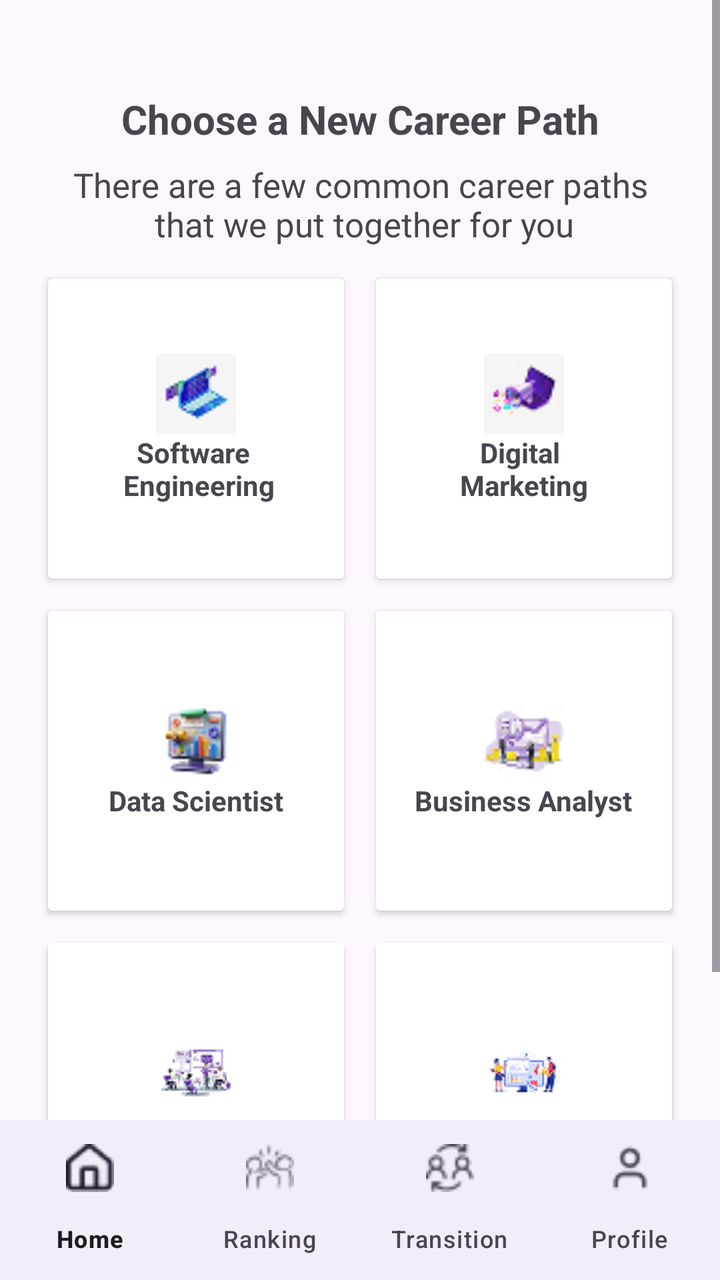
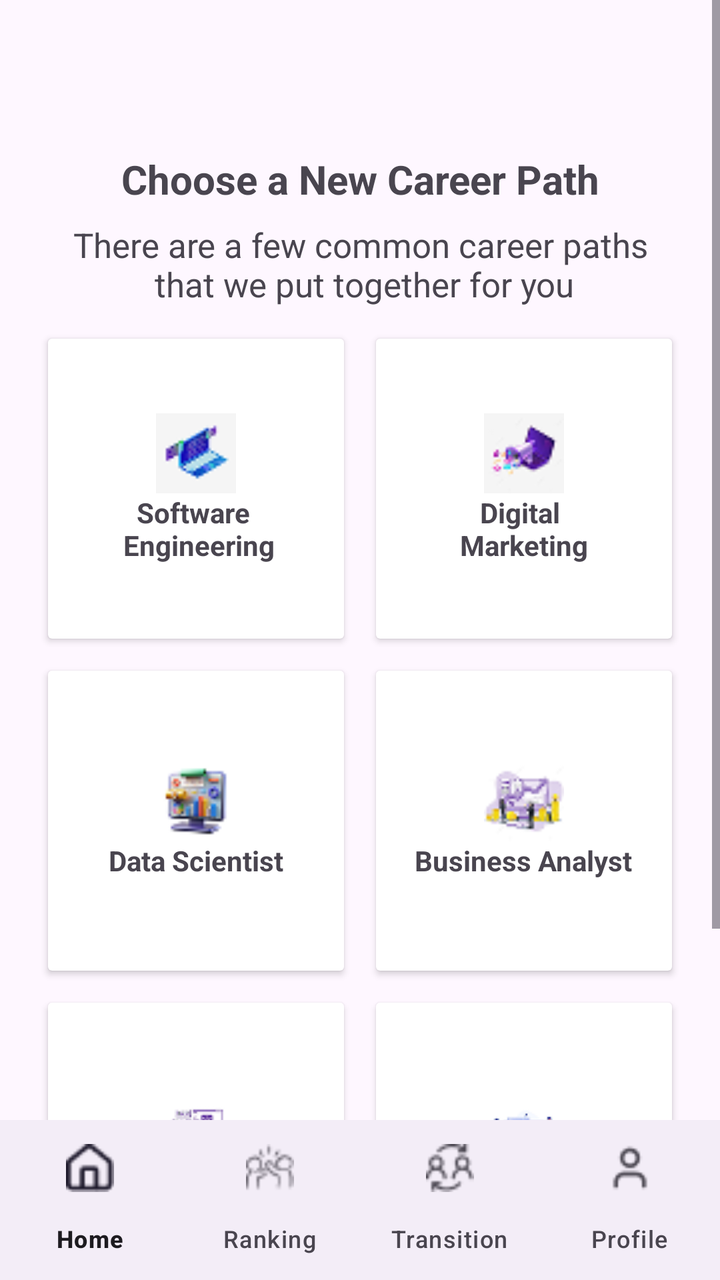

Screens rendered from an Android XML layout before and after an edit, with the pre-edit source and the edit as a unified diff.
<!-- AndroidManifest.xml: application theme Theme.Mind2Career -->
<!-- res/layout/activity_transition_screen.xml -->
<?xml version="1.0" encoding="utf-8"?>
<androidx.constraintlayout.widget.ConstraintLayout
    xmlns:android="http://schemas.android.com/apk/res/android"
    xmlns:app="http://schemas.android.com/apk/res-auto"
    android:layout_width="match_parent"
    android:layout_height="match_parent">

    
    <ScrollView
        android:id="@+id/scrollView"
        android:layout_width="0dp"
        android:layout_height="0dp"
        app:layout_constraintTop_toTopOf="parent"
        app:layout_constraintBottom_toTopOf="@id/bottomNav"
        app:layout_constraintStart_toStartOf="parent"
        app:layout_constraintEnd_toEndOf="parent">

        <LinearLayout
            android:layout_width="match_parent"
            android:layout_height="wrap_content"
            android:orientation="vertical"
            android:padding="16dp">

            
            <TextView
                android:layout_width="match_parent"
                android:layout_height="wrap_content"
                android:text="Choose a New Career Path"
                android:layout_marginTop="30dp"
                android:textSize="20sp"
                android:textStyle="bold"
                android:gravity="center"/>

            
            <TextView
                android:layout_width="match_parent"
                android:layout_height="wrap_content"
                android:textSize="17sp"
                android:text="There are a few common career paths\n that we put together for you"
                android:gravity="center"
                android:padding="8dp"/>

            
            <LinearLayout
                android:layout_width="match_parent"
                android:layout_height="wrap_content"
                android:orientation="horizontal">

                <androidx.cardview.widget.CardView
                    android:id="@+id/cardSoftwareEngineering"
                    android:layout_width="0dp"
                    android:layout_height="150dp"
                    android:layout_weight="1"
                    android:layout_margin="8dp">

                    <LinearLayout
                        android:layout_width="match_parent"
                        android:layout_height="match_parent"
                        android:gravity="center"
                        android:orientation="vertical">

                        <ImageView
                            android:layout_width="40dp"
                            android:layout_height="40dp"
                            android:src="@drawable/laptop"/>

                        <TextView
                            android:layout_width="wrap_content"
                            android:layout_height="wrap_content"
                            android:textStyle="bold"
                            android:text="   Software \n Engineering"/>
                    </LinearLayout>
                </androidx.cardview.widget.CardView>

                <androidx.cardview.widget.CardView
                    android:id="@+id/cardDigitalMarketing"
                    android:layout_width="0dp"
                    android:layout_height="150dp"
                    android:layout_weight="1"
                    android:layout_margin="8dp">

                    <LinearLayout
                        android:layout_width="match_parent"
                        android:layout_height="match_parent"
                        android:gravity="center"
                        android:orientation="vertical">

                        <ImageView
                            android:layout_width="40dp"
                            android:layout_height="40dp"
                            android:src="@drawable/digitalmarketing"/>

                        <TextView
                            android:layout_width="wrap_content"
                            android:layout_height="wrap_content"
                            android:textStyle="bold"
                            android:text="   Digital \nMarketing"/>
                    </LinearLayout>
                </androidx.cardview.widget.CardView>

            </LinearLayout>

            
            <LinearLayout
                android:layout_width="match_parent"
                android:layout_height="wrap_content"
                android:orientation="horizontal">

                <androidx.cardview.widget.CardView
                    android:id="@+id/cardDataScientist"
                    android:layout_width="0dp"
                    android:layout_height="150dp"
                    android:layout_weight="1"
                    android:layout_margin="8dp">

                    <LinearLayout
                        android:layout_width="match_parent"
                        android:layout_height="match_parent"
                        android:gravity="center"
                        android:orientation="vertical">

                        <ImageView
                            android:layout_width="40dp"
                            android:layout_height="40dp"
                            android:src="@drawable/monitor"/>

                        <TextView
                            android:layout_width="wrap_content"
                            android:layout_height="wrap_content"
                            android:textStyle="bold"
                            android:text="Data Scientist"/>
                    </LinearLayout>
                </androidx.cardview.widget.CardView>

                <androidx.cardview.widget.CardView
                    android:id="@+id/cardBusinessAnalyst"
                    android:layout_width="0dp"
                    android:layout_height="150dp"
                    android:layout_weight="1"
                    android:layout_margin="8dp">

                    <LinearLayout
                        android:layout_width="match_parent"
                        android:layout_height="match_parent"
                        android:gravity="center"
                        android:orientation="vertical">

                        <ImageView
                            android:layout_width="40dp"
                            android:layout_height="40dp"
                            android:src="@drawable/business"/>

                        <TextView
                            android:layout_width="wrap_content"
                            android:layout_height="wrap_content"
                            android:textStyle="bold"
                            android:text="Business Analyst"/>
                    </LinearLayout>
                </androidx.cardview.widget.CardView>

            </LinearLayout>

            
            <LinearLayout
                android:layout_width="match_parent"
                android:layout_height="wrap_content"
                android:orientation="horizontal">

                <androidx.cardview.widget.CardView
                    android:id="@+id/cardTeacher"
                    android:layout_width="0dp"
                    android:layout_height="150dp"
                    android:layout_weight="1"
                    android:layout_margin="8dp">

                    <LinearLayout
                        android:layout_width="match_parent"
                        android:layout_height="match_parent"
                        android:gravity="center"
                        android:orientation="vertical">

                        <ImageView
                            android:layout_width="40dp"
                            android:layout_height="40dp"
                            android:src="@drawable/teacher"/>

                        <TextView
                            android:layout_width="wrap_content"
                            android:layout_height="wrap_content"
                            android:textSize="15sp"
                            android:textStyle="bold"
                            android:text="Teacher"/>
                    </LinearLayout>
                </androidx.cardview.widget.CardView>

                <androidx.cardview.widget.CardView
                    android:id="@+id/cardDesign"
                    android:layout_width="0dp"
                    android:layout_height="150dp"
                    android:layout_weight="1"
                    android:layout_margin="8dp">

                    <LinearLayout
                        android:layout_width="match_parent"
                        android:layout_height="match_parent"
                        android:gravity="center"
                        android:orientation="vertical">

                        <ImageView
                            android:layout_width="40dp"
                            android:layout_height="40dp"
                            android:src="@drawable/design"/>

                        <TextView
                            android:layout_width="wrap_content"
                            android:layout_height="wrap_content"
                            android:textStyle="bold"
                            android:textSize="15sp"
                            android:text="Design"/>
                    </LinearLayout>
                </androidx.cardview.widget.CardView>

            </LinearLayout>

        </LinearLayout>
    </ScrollView>

    
    <com.google.android.material.bottomnavigation.BottomNavigationView
        android:id="@+id/bottomNav"
        android:layout_width="0dp"
        android:layout_height="wrap_content"
        app:menu="@menu/bottom_nav"
        app:labelVisibilityMode="labeled"
        app:layout_constraintBottom_toBottomOf="parent"
        app:layout_constraintStart_toStartOf="parent"
        app:layout_constraintEnd_toEndOf="parent"/>

</androidx.constraintlayout.widget.ConstraintLayout>
<!-- resources referenced by this layout -->
<resources>
  <!-- drawable business: png bitmap (drawable, 2183 bytes) -->
  <!-- drawable design: png bitmap (drawable, 2765 bytes) -->
  <!-- drawable digitalmarketing: png bitmap (drawable, 1741 bytes) -->
  <!-- drawable laptop: png bitmap (drawable, 1454 bytes) -->
  <!-- drawable monitor: png bitmap (drawable, 2091 bytes) -->
  <!-- drawable teacher: png bitmap (drawable, 2578 bytes) -->
  <style name="Theme.Mind2Career" parent="Base.Theme.Mind2Career" />
  <style name="Base.Theme.Mind2Career" parent="Theme.Material3.DayNight.NoActionBar">
          
          
      </style>
</resources>

<!-- the commit's change to res/layout/activity_transition_screen.xml (unified diff, before → after) -->
@@ -3,6 +3,7 @@
     xmlns:android="http://schemas.android.com/apk/res/android"
     xmlns:app="http://schemas.android.com/apk/res-auto"
     android:layout_width="match_parent"
+    android:id="@+id/main"
     android:layout_height="match_parent">
 
     
@@ -26,7 +27,7 @@
                 android:layout_width="match_parent"
                 android:layout_height="wrap_content"
                 android:text="Choose a New Career Path"
-                android:layout_marginTop="30dp"
+                android:layout_marginTop="60dp"
                 android:textSize="20sp"
                 android:textStyle="bold"
                 android:gravity="center"/>
